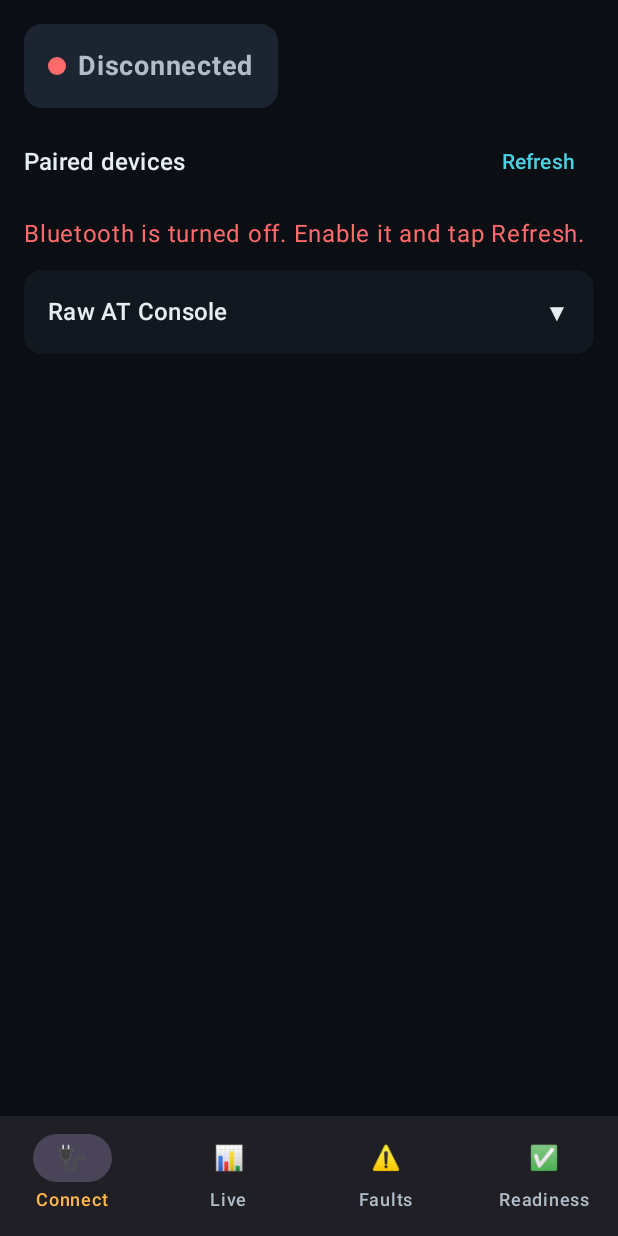
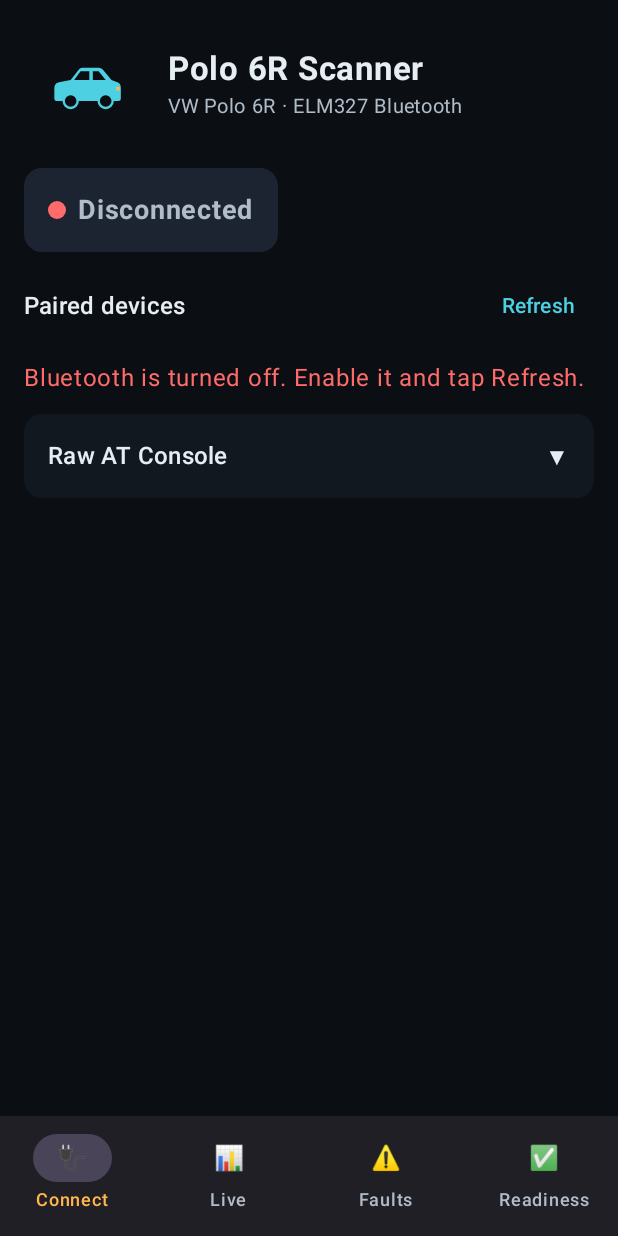
Before and after one commit to saberdhaouadi/polo6r-obd, an Android app built with Jetpack Compose: the screen it shows after launch (MainActivity), on a phone screen of 412 x 824 dp. Run offline under Robolectric (Android 15) with nearby library versions, the phone set to English and light mode, and no system bars.

Commit message:
Add distance and icon

```diff
--- a/app/src/main/AndroidManifest.xml
+++ b/app/src/main/AndroidManifest.xml
@@ -16,6 +16,8 @@
 
     <application
         android:allowBackup="false"
+        android:icon="@mipmap/ic_launcher"
+        android:roundIcon="@mipmap/ic_launcher"
         android:label="@string/app_name"
         android:theme="@style/Theme.Polo6ROBD">
         <activity
--- a/app/src/main/java/com/polo6r/obdscanner/MainViewModel.kt
+++ b/app/src/main/java/com/polo6r/obdscanner/MainViewModel.kt
@@ -5,6 +5,7 @@ import android.app.Application
 import android.bluetooth.BluetoothAdapter
 import android.bluetooth.BluetoothManager
 import android.content.Context
+import android.os.SystemClock
 import androidx.lifecycle.AndroidViewModel
 import androidx.lifecycle.viewModelScope
 import com.polo6r.obdscanner.obd.BluetoothObdManager
@@ -49,7 +50,10 @@ data class LiveData(
     val voltage: Float? = null,
     val stft: Float? = null,
     val ltft: Float? = null,
-    val fuelStatus: String? = null
+    val fuelStatus: String? = null,
+    val tripKm: Float = 0f,
+    val sinceClearKm: Int? = null,
+    val milKm: Int? = null
 )
 
 data class DtcState(
@@ -101,9 +105,10 @@ class MainViewModel(app: Application) : AndroidViewModel(app) {
     @Volatile private var liveActive = false
     @Volatile private var opBusy = false
     @Volatile private var isCan = true
+    @Volatile private var lastSpeedAt = 0L
 
     private val fastPids = listOf("010C", "010D", "0104", "0111")
-    private val slowPids = listOf("0105", "010F", "0106", "0107", "0103", "ATRV")
+    private val slowPids = listOf("0105", "010F", "0106", "0107", "0103", "0131", "0121", "ATRV")
 
     init {
         obd.onTraffic = { tx, rx ->
@@ -238,7 +243,12 @@ class MainViewModel(app: Application) : AndroidViewModel(app) {
 
     // ----------------------------------------------------------------------- live data
 
-    fun setLiveActive(active: Boolean) { liveActive = active }
+    fun setLiveActive(active: Boolean) {
+        liveActive = active
+        if (!active) lastSpeedAt = 0L
+    }
+
+    fun resetTrip() { _live.update { it.copy(tripKm = 0f) } }
 
     private fun startPolling() {
         liveJob?.cancel()
@@ -286,16 +296,29 @@ class MainViewModel(app: Application) : AndroidViewModel(app) {
             return
         }
         val v = ObdParser.decodePid(pid, raw)
+        var tripAdd = 0f
+        if (pid == "0D") {
+            val now = SystemClock.elapsedRealtime()
+            if (v != null) {
+                if (lastSpeedAt != 0L) {
+                    val dtMs = (now - lastSpeedAt).coerceIn(0L, 5000L)
+                    tripAdd = v.toFloat() * dtMs / 3_600_000f
+                }
+                lastSpeedAt = now
+            } else lastSpeedAt = 0L
+        }
         _live.update {
             when (pid) {
                 "0C" -> it.copy(rpm = v?.toInt())
-                "0D" -> it.copy(speed = v?.toInt())
+                "0D" -> it.copy(speed = v?.toInt(), tripKm = it.tripKm + tripAdd)
                 "05" -> it.copy(coolant = v?.toInt())
                 "0F" -> it.copy(iat = v?.toInt())
                 "04" -> it.copy(load = v?.toFloat())
                 "11" -> it.copy(throttle = v?.toFloat())
                 "06" -> it.copy(stft = v?.toFloat())
                 "07" -> it.copy(ltft = v?.toFloat())
+                "31" -> it.copy(sinceClearKm = v?.toInt())
+                "21" -> it.copy(milKm = v?.toInt())
                 else -> it
             }
         }
--- a/app/src/main/java/com/polo6r/obdscanner/obd/ObdParser.kt
+++ b/app/src/main/java/com/polo6r/obdscanner/obd/ObdParser.kt
@@ -93,6 +93,7 @@ object ObdParser {
         "05", "0F" -> pidData(raw, pid, 1)?.let { it[0] - 40.0 }
         "04", "11" -> pidData(raw, pid, 1)?.let { it[0] * 100.0 / 255.0 }
         "06", "07" -> pidData(raw, pid, 1)?.let { (it[0] - 128) * 100.0 / 128.0 }
+        "31", "21" -> pidData(raw, pid, 2)?.let { (it[0] * 256 + it[1]).toDouble() }
         else -> null
     }
 
--- a/app/src/main/java/com/polo6r/obdscanner/ui/ConnectionScreen.kt
+++ b/app/src/main/java/com/polo6r/obdscanner/ui/ConnectionScreen.kt
@@ -1,5 +1,6 @@
 package com.polo6r.obdscanner.ui
 
+import androidx.compose.foundation.Image
 import androidx.compose.foundation.background
 import androidx.compose.foundation.clickable
 import androidx.compose.foundation.layout.Arrangement
@@ -35,6 +36,7 @@ import androidx.compose.ui.Alignment
 import androidx.compose.ui.Modifier
 import androidx.compose.ui.draw.clip
 import androidx.compose.ui.graphics.Color
+import androidx.compose.ui.res.painterResource
 import androidx.compose.ui.text.font.FontFamily
 import androidx.compose.ui.text.font.FontWeight
 import androidx.compose.ui.text.input.ImeAction
@@ -46,6 +48,7 @@ import com.polo6r.obdscanner.ConnState
 import com.polo6r.obdscanner.ConnectionUi
 import com.polo6r.obdscanner.MainViewModel
 import com.polo6r.obdscanner.PairedDevice
+import com.polo6r.obdscanner.R
 
 @Composable
 fun ConnectionScreen(vm: MainViewModel, onRequestPermissions: () -> Unit, modifier: Modifier = Modifier) {
@@ -65,6 +68,17 @@ fun ConnectionScreen(vm: MainViewModel, onRequestPermissions: () -> Unit, modifi
             .padding(16.dp),
         verticalArrangement = Arrangement.spacedBy(12.dp)
     ) {
+        Row(verticalAlignment = Alignment.CenterVertically, horizontalArrangement = Arrangement.spacedBy(12.dp)) {
+            Image(
+                painter = painterResource(R.drawable.ic_launcher_foreground),
+                contentDescription = "Polo",
+                modifier = Modifier.size(84.dp).clip(MaterialTheme.shapes.medium).background(Color(0xFF0B0F14))
+            )
+            Column {
+                Text("Polo 6R Scanner", fontSize = 22.sp, fontWeight = FontWeight.Bold)
+                Text("VW Polo 6R · ELM327 Bluetooth", color = MaterialTheme.colorScheme.onSurfaceVariant, fontSize = 13.sp)
+            }
+        }
         StatusCard(conn, onDisconnect = { vm.disconnect() })
 
         if (!hasPerm) {
--- /dev/null
+++ b/app/src/main/res/drawable/ic_launcher_foreground.xml
@@ -0,0 +1,33 @@
+<?xml version="1.0" encoding="utf-8"?>
+<vector xmlns:android="http://schemas.android.com/apk/res/android"
+    android:width="108dp"
+    android:height="108dp"
+    android:viewportWidth="108"
+    android:viewportHeight="108">
+    <!-- hatchback body -->
+    <path
+        android:fillColor="#4DD0E1"
+        android:pathData="M26,64 L26,55 Q26,51 30,50 L40,48 L47,39 Q48,37.5 50,37.5 L64,37.5 Q66,37.5 67.5,39 L75,48 L80,50 Q83,51 83,55 L83,64 Q83,66 81,66 L28,66 Q26,66 26,64 Z" />
+    <!-- windows -->
+    <path
+        android:fillColor="#0B0F14"
+        android:pathData="M43,48 L48.5,40.5 L56,40.5 L56,48 Z" />
+    <path
+        android:fillColor="#0B0F14"
+        android:pathData="M59,48 L59,40.5 L64,40.5 L70,48 Z" />
+    <!-- wheels -->
+    <path
+        android:fillColor="#0B0F14"
+        android:strokeColor="#4DD0E1"
+        android:strokeWidth="2"
+        android:pathData="M34,66 a6,6 0 1,0 12,0 a6,6 0 1,0 -12,0" />
+    <path
+        android:fillColor="#0B0F14"
+        android:strokeColor="#4DD0E1"
+        android:strokeWidth="2"
+        android:pathData="M64,66 a6,6 0 1,0 12,0 a6,6 0 1,0 -12,0" />
+    <!-- headlight -->
+    <path
+        android:fillColor="#FFB74D"
+        android:pathData="M79,54 L82,54 L82,57 L79,57 Z" />
+</vector>
--- /dev/null
+++ b/app/src/main/res/mipmap-anydpi-v26/ic_launcher.xml
@@ -0,0 +1,5 @@
+<?xml version="1.0" encoding="utf-8"?>
+<adaptive-icon xmlns:android="http://schemas.android.com/apk/res/android">
+    <background android:drawable="@color/ic_launcher_background" />
+    <foreground android:drawable="@drawable/ic_launcher_foreground" />
+</adaptive-icon>
--- /dev/null
+++ b/app/src/main/res/values/colors.xml
@@ -0,0 +1,3 @@
+<resources>
+    <color name="ic_launcher_background">#0B0F14</color>
+</resources>
```
Also changed, not shown: app/src/main/java/com/polo6r/obdscanner/ui/DashboardScreen.kt (+28 -0 lines), 1 other file.
